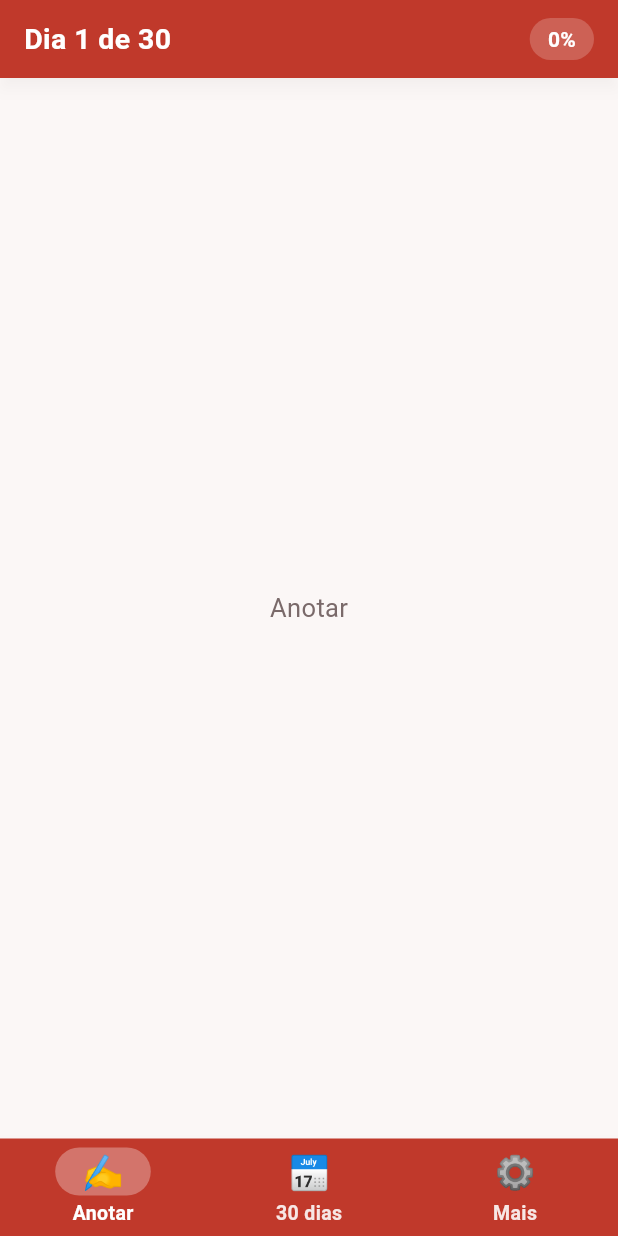
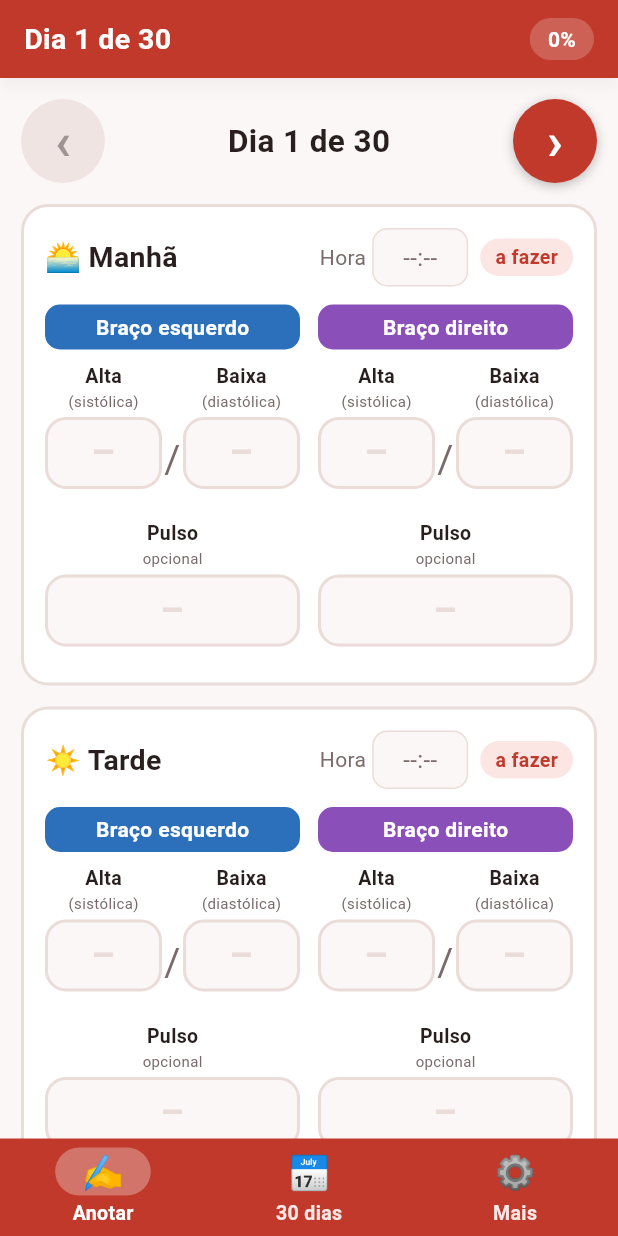
Before and after one commit to danielcsouza/afericao-pressao-app, a Flutter app: the Shell screen opened directly, on a phone screen of 412 x 824 dp. Run offline on Flutter 3.47's test engine with Material 3 defaults, Android fonts, the phone set to English and light mode, and no system bars; our stand-ins replace flutter_riverpod, shared_preferences; accounts and stored records are empty.

Commit message:
Aba Anotar: navegação por dia, cartões de período e digitação inteligente

```diff
--- a/lib/domain/models.dart
+++ b/lib/domain/models.dart
@@ -45,19 +45,28 @@ class Reading {
 
 /// Anotação de um período de um dia: hora opcional e uma medição por braço.
 class Entry {
-  const Entry({this.time = '', this.left = const Reading(), this.right = const Reading()});
+  const Entry({
+    this.time = '',
+    this.left = const Reading(),
+    this.right = const Reading(),
+  });
   final String time;
   final Reading left;
   final Reading right;
 
   Reading arm(Arm a) => a == Arm.left ? left : right;
 
-  Entry withArm(Arm a, Reading r) =>
-      a == Arm.left ? Entry(time: time, left: r, right: right) : Entry(time: time, left: left, right: r);
+  Entry withArm(Arm a, Reading r) => a == Arm.left
+      ? Entry(time: time, left: r, right: right)
+      : Entry(time: time, left: left, right: r);
 
   Entry withTime(String t) => Entry(time: t, left: left, right: right);
 
-  Map<String, dynamic> toJson() => {'t': time, 'L': left.toJson(), 'R': right.toJson()};
+  Map<String, dynamic> toJson() => {
+    't': time,
+    'L': left.toJson(),
+    'R': right.toJson(),
+  };
 
   factory Entry.fromJson(Object? j) {
     if (j is! Map) return const Entry();
@@ -120,7 +129,8 @@ class Config {
   int get perDay => periods.length * activeArms.length;
   int get totalSlots => days * perDay;
 
-  ReminderConfig reminder(Period p) => reminders[p] ?? ReminderConfig(time: p.defaultTime);
+  ReminderConfig reminder(Period p) =>
+      reminders[p] ?? ReminderConfig(time: p.defaultTime);
 
   Config copyWith({
     int? days,
@@ -129,8 +139,7 @@ class Config {
     List<Period>? periods,
     bool? remindersOn,
     Map<Period, ReminderConfig>? reminders,
-  }) =>
-      Config(
+  }) => Config(
     days: (days ?? this.days).clamp(minDays, maxDays),
     arms: arms ?? this.arms,
     pulse: pulse ?? this.pulse,
@@ -145,25 +154,38 @@ class Config {
     'pulse': pulse,
     'periods': periods.map((p) => p.name).toList(),
     'remindersOn': remindersOn,
-        'reminders': {for (final e in reminders.entries) e.key.name: e.value.toJson()},
+    'reminders': {
+      for (final e in reminders.entries) e.key.name: e.value.toJson(),
+    },
   };
 
   factory Config.fromJson(Object? j) {
     if (j is! Map) return const Config();
     final periods = <Period>[
       for (final p in Period.values)
-        if ((j['periods'] is List ? (j['periods'] as List) : const ['m', 't', 'n']).contains(p.name)) p,
+        if ((j['periods'] is List
+                ? (j['periods'] as List)
+                : const ['m', 't', 'n'])
+            .contains(p.name))
+          p,
     ];
     final rem = j['reminders'];
     return Config(
-      days: ((j['days'] is int ? j['days'] as int : 30)).clamp(minDays, maxDays),
-      arms: ArmsMode.values.firstWhere((a) => a.name == j['arms'], orElse: () => ArmsMode.both),
+      days: ((j['days'] is int ? j['days'] as int : 30)).clamp(
+        minDays,
+        maxDays,
+      ),
+      arms: ArmsMode.values.firstWhere(
+        (a) => a.name == j['arms'],
+        orElse: () => ArmsMode.both,
+      ),
       pulse: j['pulse'] != false,
       periods: periods.isEmpty ? const [Period.m, Period.t, Period.n] : periods,
       remindersOn: j['remindersOn'] == true,
       reminders: {
         for (final p in Period.values)
-          if (rem is Map && rem[p.name] != null) p: ReminderConfig.fromJson(rem[p.name], p.defaultTime),
+          if (rem is Map && rem[p.name] != null)
+            p: ReminderConfig.fromJson(rem[p.name], p.defaultTime),
       },
     );
   }
@@ -203,8 +225,13 @@ class Notebook {
     return copyWith(data: next);
   }
 
-  Notebook copyWith({String? name, String? start, bool? configured, Config? config, Map<int, Map<Period, Entry>>? data}) =>
-      Notebook(
+  Notebook copyWith({
+    String? name,
+    String? start,
+    bool? configured,
+    Config? config,
+    Map<int, Map<Period, Entry>>? data,
+  }) => Notebook(
     name: name ?? this.name,
     start: start ?? this.start,
     configured: configured ?? this.configured,
@@ -219,7 +246,9 @@ class Notebook {
     'config': config.toJson(),
     'data': {
       for (final d in data.entries)
-            '${d.key}': {for (final e in d.value.entries) e.key.name: e.value.toJson()},
+        '${d.key}': {
+          for (final e in d.value.entries) e.key.name: e.value.toJson(),
+        },
     },
   };
 
--- /dev/null
+++ b/lib/ui/anotar_tab.dart
@@ -0,0 +1,534 @@
+import 'package:flutter/material.dart';
+import 'package:flutter_riverpod/flutter_riverpod.dart';
+import 'package:intl/intl.dart';
+
+import '../app/providers.dart';
+import '../domain/dates.dart';
+import '../domain/input.dart';
+import '../domain/models.dart';
+import 'theme.dart';
+
+/// Aba Anotar: navegação por dia e um cartão por período ativo.
+class AnotarTab extends ConsumerWidget {
+  const AnotarTab({super.key});
+
+  @override
+  Widget build(BuildContext context, WidgetRef ref) {
+    final c = context.colors;
+    final nb = ref.watch(notebookProvider);
+    final days = nb.config.days;
+    final day = ref.watch(selectedDayProvider).clamp(0, days - 1);
+    final today = todayIndex(nb.start);
+    final first = nb.name.split(' ').first;
+    final date = dateOf(nb.start, day);
+
+    void go(int i) =>
+        ref.read(selectedDayProvider.notifier).set(i.clamp(0, days - 1));
+
+    return ListView(
+      padding: const EdgeInsets.fromLTRB(14, 14, 14, 24),
+      children: [
+        if (first.isNotEmpty)
+          Padding(
+            padding: const EdgeInsets.only(bottom: 12),
+            child: Text(
+              'Olá, $first! 👋',
+              textAlign: TextAlign.center,
+              style: const TextStyle(fontSize: 19, fontWeight: FontWeight.w700),
+            ),
+          ),
+        Row(
+          children: [
+            _RoundButton('‹', onTap: day > 0 ? () => go(day - 1) : null),
+            Expanded(
+              child: Column(
+                children: [
+                  Text(
+                    'Dia ${day + 1} de $days',
+                    style: const TextStyle(
+                      fontSize: 21,
+                      fontWeight: FontWeight.w700,
+                    ),
+                  ),
+                  if (date != null)
+                    Text(
+                      _longDate(date),
+                      textAlign: TextAlign.center,
+                      style: TextStyle(fontSize: 15, color: c.muted),
+                    ),
+                ],
+              ),
+            ),
+            _RoundButton('›', onTap: day < days - 1 ? () => go(day + 1) : null),
+          ],
+        ),
+        if (today != null && today >= 0 && today < days && today != day)
+          Padding(
+            padding: const EdgeInsets.only(top: 10),
+            child: Center(
+              child: InkWell(
+                borderRadius: BorderRadius.circular(99),
+                onTap: () => go(today),
+                child: Container(
+                  padding: const EdgeInsets.symmetric(
+                    horizontal: 14,
+                    vertical: 6,
+                  ),
+                  decoration: BoxDecoration(
+                    color: c.card,
+                    border: Border.all(color: c.line),
+                    borderRadius: BorderRadius.circular(99),
+                  ),
+                  child: Text(
+                    'Ir para hoje (dia ${today + 1})',
+                    style: TextStyle(
+                      fontSize: 14,
+                      fontWeight: FontWeight.w600,
+                      color: c.muted,
+                    ),
+                  ),
+                ),
+              ),
+            ),
+          ),
+        const SizedBox(height: 14),
+        for (final p in nb.config.periods)
+          _PeriodCard(key: ValueKey('$day-${p.name}'), day: day, period: p),
+        Text(
+          'Digite como falamos: 13 e 8. Salva automaticamente neste aparelho.',
+          textAlign: TextAlign.center,
+          style: TextStyle(fontSize: 13, color: c.muted),
+        ),
+      ],
+    );
+  }
+
+  static String _longDate(DateTime d) {
+    final s = DateFormat("EEEE, d 'de' MMMM", 'pt_BR').format(d);
+    return s[0].toUpperCase() + s.substring(1);
+  }
+}
+
+class _RoundButton extends StatefulWidget {
+  const _RoundButton(this.label, {required this.onTap});
+  final String label;
+  final VoidCallback? onTap;
+
+  @override
+  State<_RoundButton> createState() => _RoundButtonState();
+}
+
+class _RoundButtonState extends State<_RoundButton> {
+  bool _down = false;
+
+  @override
+  Widget build(BuildContext context) {
+    final c = context.colors;
+    final enabled = widget.onTap != null;
+    return GestureDetector(
+      onTapDown: enabled ? (_) => setState(() => _down = true) : null,
+      onTapUp: enabled ? (_) => setState(() => _down = false) : null,
+      onTapCancel: () => setState(() => _down = false),
+      onTap: widget.onTap,
+      child: AnimatedScale(
+        scale: _down ? .94 : 1,
+        duration: const Duration(milliseconds: 100),
+        child: Opacity(
+          opacity: enabled ? 1 : .7,
+          child: Container(
+            width: 56,
+            height: 56,
+            alignment: Alignment.center,
+            decoration: BoxDecoration(
+              shape: BoxShape.circle,
+              color: enabled ? c.headerColor : c.line,
+              boxShadow: enabled
+                  ? [
+                      BoxShadow(
+                        color: Colors.black.withValues(alpha: .25),
+                        blurRadius: 6,
+                        offset: const Offset(0, 2),
+                      ),
+                    ]
+                  : null,
+            ),
+            child: Text(
+              widget.label,
+              style: TextStyle(
+                fontSize: 34,
+                height: 1,
+                fontWeight: FontWeight.w700,
+                color: enabled ? AppColors.brandInk : c.muted,
+              ),
+            ),
+          ),
+        ),
+      ),
+    );
+  }
+}
+
+class _PeriodCard extends ConsumerStatefulWidget {
+  const _PeriodCard({super.key, required this.day, required this.period});
+  final int day;
+  final Period period;
+
+  @override
+  ConsumerState<_PeriodCard> createState() => _PeriodCardState();
+}
+
+class _PeriodCardState extends ConsumerState<_PeriodCard> {
+  static const _fields = ['s', 'd', 'p'];
+
+  final _ctrl = <String, TextEditingController>{};
+  final _focus = <String, FocusNode>{};
+  final _last = <String, String>{};
+
+  String _key(Arm a, String f) => '${a.id}$f';
+
+  @override
+  void initState() {
+    super.initState();
+    for (final a in Arm.values) {
+      for (final f in _fields) {
+        _ctrl[_key(a, f)] = TextEditingController();
+        _focus[_key(a, f)] = FocusNode();
+      }
+    }
+    _sync(ref.read(notebookProvider).entry(widget.day, widget.period));
+    // Mantém os campos em dia quando o cartão é limpo ou o valor muda por fora.
+    ref.listenManual(
+      notebookProvider.select((n) => n.entry(widget.day, widget.period)),
+      (_, e) => _sync(e),
+    );
+  }
+
+  @override
+  void dispose() {
+    for (final c in _ctrl.values) {
+      c.dispose();
+    }
+    for (final f in _focus.values) {
+      f.dispose();
+    }
+    super.dispose();
+  }
+
+  void _sync(Entry e) {
+    for (final a in Arm.values) {
+      final r = e.arm(a);
+      _setText(_key(a, 's'), r.s);
+      _setText(_key(a, 'd'), r.d);
+      _setText(_key(a, 'p'), r.p);
+    }
+  }
+
+  void _setText(String key, String v) {
+    _last[key] = v;
+    final c = _ctrl[key]!;
+    if (c.text != v) {
+      c.value = TextEditingValue(
+        text: v,
+        selection: TextSelection.collapsed(offset: v.length),
+      );
+    }
+  }
+
+  Entry get _entry =>
+      ref.read(notebookProvider).entry(widget.day, widget.period);
+
+  void _onChanged(Arm arm, String f, String raw) {
+    final key = _key(arm, f);
+    final r = _entry.arm(arm);
+    final ch = applyInput(
+      field: f,
+      raw: raw,
+      currentSystolic: r.s,
+      inserting: raw.length >= (_last[key] ?? '').length,
+      diastolicEmpty: r.d.isEmpty,
+    );
+    _setText(key, ch.value);
+    if (ch.systolic != null) _setText(_key(arm, 's'), ch.systolic!);
+    final next = switch (f) {
+      's' => r.copyWith(s: ch.value),
+      'd' => r.copyWith(d: ch.value, s: ch.systolic ?? r.s),
+      _ => r.copyWith(p: ch.value),
+    };
+    ref
+        .read(notebookProvider.notifier)
+        .setEntry(widget.day, widget.period, _entry.withArm(arm, next));
+    if (ch.jumpToDiastolic) _focus[_key(arm, 'd')]!.requestFocus();
+  }
+
+  Future<void> _pickTime() async {
+    final cur = _entry.time.split(':');
+    final initial = cur.length == 2
+        ? TimeOfDay(
+            hour: int.tryParse(cur[0]) ?? 8,
+            minute: int.tryParse(cur[1]) ?? 0,
+          )
+        : TimeOfDay.now();
+    final t = await showTimePicker(
+      context: context,
+      initialTime: initial,
+      builder: (ctx, child) => MediaQuery(
+        data: MediaQuery.of(ctx).copyWith(alwaysUse24HourFormat: true),
+        child: child!,
+      ),
+    );
+    if (t == null) return;
+    final s =
+        '${t.hour.toString().padLeft(2, '0')}:${t.minute.toString().padLeft(2, '0')}';
+    ref
+        .read(notebookProvider.notifier)
+        .setEntry(widget.day, widget.period, _entry.withTime(s));
+  }
+
+  Future<void> _confirmClear() async {
+    final label = widget.period.label.toLowerCase();
+    final ok = await showDialog<bool>(
+      context: context,
+      builder: (ctx) => AlertDialog(
+        title: Text('Limpar registros da $label?'),
+        content: const Text(
+          'Os valores deste período, neste dia, serão apagados.',
+        ),
+        actions: [
+          TextButton(
+            onPressed: () => Navigator.pop(ctx, false),
+            child: const Text('Cancelar'),
+          ),
+          TextButton(
+            onPressed: () => Navigator.pop(ctx, true),
+            child: const Text('Limpar'),
+          ),
+        ],
+      ),
+    );
+    if (ok == true) {
+      ref
+          .read(notebookProvider.notifier)
+          .clearPeriod(widget.day, widget.period);
+    }
+  }
+
+  @override
+  Widget build(BuildContext context) {
+    final c = context.colors;
+    final nb = ref.watch(notebookProvider);
+    final rules = ref.watch(rulesProvider);
+    final cfg = nb.config;
+    final e = nb.entry(widget.day, widget.period);
+    final done = rules.periodDone(widget.day, widget.period);
+    final complete = rules.periodComplete(widget.day, widget.period);
+
+    final (badge, badgeFg, badgeBg, border) = complete
+        ? ('✓ completo', c.ok, c.okSoft, c.ok)
+        : done > 0
+        ? ('falta 1 braço', c.warn, c.warnSoft, c.warn)
+        : ('a fazer', c.brand, c.brandSoft, c.line);
+
+    return Container(
+      margin: const EdgeInsets.only(bottom: 14),
+      padding: const EdgeInsets.all(14),
+      decoration: BoxDecoration(
+        color: c.card,
+        border: Border.all(color: border, width: 2),
+        borderRadius: BorderRadius.circular(cardRadius),
+      ),
+      child: Column(
+        crossAxisAlignment: CrossAxisAlignment.stretch,
+        children: [
+          Row(
+            children: [
+              Expanded(
+                child: Text(
+                  '${widget.period.icon} ${widget.period.label}',
+                  maxLines: 1,
+                  overflow: TextOverflow.ellipsis,
+                  style: const TextStyle(
+                    fontSize: 19,
+                    fontWeight: FontWeight.w700,
+                  ),
+                ),
+              ),
+              Text('Hora', style: TextStyle(fontSize: 14, color: c.muted)),
+              const SizedBox(width: 4),
+              InkWell(
+                borderRadius: BorderRadius.circular(10),
+                onTap: _pickTime,
+                child: Container(
+                  width: 64,
+                  padding: const EdgeInsets.symmetric(vertical: 7),
+                  alignment: Alignment.center,
+                  decoration: BoxDecoration(
+                    color: c.bg,
+                    border: Border.all(color: c.line),
+                    borderRadius: BorderRadius.circular(10),
+                  ),
+                  child: Text(
+                    e.time.isEmpty ? '--:--' : e.time,
+                    style: TextStyle(
+                      fontSize: 16,
+                      color: e.time.isEmpty ? c.muted : c.ink,
+                    ),
+                  ),
+                ),
+              ),
+              const SizedBox(width: 8),
+              Container(
+                padding: const EdgeInsets.symmetric(
+                  horizontal: 10,
+                  vertical: 3,
+                ),
+                decoration: BoxDecoration(
+                  color: badgeBg,
+                  borderRadius: BorderRadius.circular(99),
+                ),
+                child: Text(
+                  badge,
+                  style: TextStyle(
+                    fontSize: 13,
+                    fontWeight: FontWeight.w700,
+                    color: badgeFg,
+                  ),
+                ),
+              ),
+            ],
+          ),
+          const SizedBox(height: 12),
+          Row(
+            crossAxisAlignment: CrossAxisAlignment.start,
+            spacing: 12,
+            children: [
+              for (final a in cfg.activeArms)
+                Expanded(child: _armColumn(c, a, cfg.pulse)),
+            ],
+          ),
+          if (rules.periodHasData(widget.day, widget.period))
+            Align(
+              alignment: Alignment.centerRight,
+              child: Padding(
+                padding: const EdgeInsets.only(top: 12),
+                child: InkWell(
+                  borderRadius: BorderRadius.circular(99),
+                  onTap: _confirmClear,
+                  child: Container(
+                    padding: const EdgeInsets.symmetric(
+                      horizontal: 14,
+                      vertical: 7,
+                    ),
+                    decoration: BoxDecoration(
+                      border: Border.all(color: c.line),
+                      borderRadius: BorderRadius.circular(99),
+                    ),
+                    child: Text(
+                      '🗑️ Limpar registros da ${widget.period.label.toLowerCase()}',
+                      style: TextStyle(
+                        fontSize: 13,
+                        fontWeight: FontWeight.w600,
+                        color: c.muted,
+                      ),
+                    ),
+                  ),
+                ),
+              ),
+            ),
+        ],
+      ),
+    );
+  }
+
+  Widget _armColumn(AppColors c, Arm a, bool pulse) {
+    final color = a == Arm.left ? c.left : c.right;
+    return Column(
+      crossAxisAlignment: CrossAxisAlignment.stretch,
+      children: [
+        Container(
+          padding: const EdgeInsets.symmetric(vertical: 5),
+          alignment: Alignment.center,
+          decoration: BoxDecoration(
+            color: color,
+            borderRadius: BorderRadius.circular(10),
+          ),
+          child: Text(
+            'Braço ${a.label.toLowerCase()}',
+            style: const TextStyle(
+              color: Colors.white,
+              fontSize: 14,
+              fontWeight: FontWeight.w700,
+            ),
+          ),
+        ),
+        const SizedBox(height: 8),
+        Row(
+          children: [
+            Expanded(child: _legend(c, 'Alta', '(sistólica)')),
+            const SizedBox(width: 14),
+            Expanded(child: _legend(c, 'Baixa', '(diastólica)')),
+          ],
+        ),
+        const SizedBox(height: 4),
+        Row(
+          children: [
+            Expanded(child: _numField(c, a, 's')),
+            SizedBox(
+              width: 14,
+              child: Text(
+                '/',
+                textAlign: TextAlign.center,
+                style: TextStyle(fontSize: 26, color: c.muted),
+              ),
+            ),
+            Expanded(child: _numField(c, a, 'd')),
+          ],
+        ),
+        if (pulse) ...[
+          const SizedBox(height: 10),
+          _legend(c, 'Pulso', 'opcional'),
+          const SizedBox(height: 4),
+          _numField(c, a, 'p'),
+        ],
+      ],
+    );
+  }
+
+  Widget _legend(AppColors c, String title, String sub) => Column(
+    children: [
+      Text(
+        title,
+        style: const TextStyle(fontSize: 13, fontWeight: FontWeight.w700),
+      ),
+      Text(sub, style: TextStyle(fontSize: 10, color: c.muted)),
+    ],
+  );
+
+  Widget _numField(AppColors c, Arm a, String f) {
+    OutlineInputBorder border(Color color) => OutlineInputBorder(
+      borderRadius: BorderRadius.circular(14),
+      borderSide: BorderSide(color: color, width: 2),
+    );
+    return SizedBox(
+      height: 58,
+      child: TextField(
+        controller: _ctrl[_key(a, f)],
+        focusNode: _focus[_key(a, f)],
+        keyboardType: const TextInputType.numberWithOptions(decimal: true),
+        textAlign: TextAlign.center,
+        style: const TextStyle(fontSize: 25, fontWeight: FontWeight.w700),
+        onChanged: (v) => _onChanged(a, f, v),
+        decoration: InputDecoration(
+          hintText: '–',
+          hintStyle: TextStyle(color: c.line, fontWeight: FontWeight.w700),
+          filled: true,
+          fillColor: WidgetStateColor.resolveWith(
+            (s) => s.contains(WidgetState.focused) ? c.card : c.bg,
+          ),
+          contentPadding: EdgeInsets.zero,
+          enabledBorder: border(c.line),
+          focusedBorder: border(c.headerColor),
+        ),
+      ),
+    );
+  }
+}
--- a/lib/ui/shell.dart
+++ b/lib/ui/shell.dart
@@ -3,6 +3,7 @@ import 'package:flutter/services.dart';
 import 'package:flutter_riverpod/flutter_riverpod.dart';
 
 import '../app/providers.dart';
+import 'anotar_tab.dart';
 import 'theme.dart';
 
 /// Cabeçalho fixo, conteúdo da aba e barra inferior (Adendo B do plano).
@@ -39,7 +40,7 @@ class Shell extends ConsumerWidget {
                   child: IndexedStack(
                     index: tab,
                     children: const [
-                      _TabPlaceholder('Anotar'),
+                      AnotarTab(),
                       _TabPlaceholder('Resumo'),
                       _TabPlaceholder('Mais'),
                     ],
@@ -47,7 +48,10 @@ class Shell extends ConsumerWidget {
                 ),
               ),
             ),
-            _BottomBar(index: tab, middleLabel: '$days ${days == 1 ? 'dia' : 'dias'}'),
+            _BottomBar(
+              index: tab,
+              middleLabel: '$days ${days == 1 ? 'dia' : 'dias'}',
+            ),
           ],
         ),
       ),
@@ -78,18 +82,29 @@ class _Header extends StatelessWidget {
                   title,
                   maxLines: 1,
                   overflow: TextOverflow.ellipsis,
-                  style: const TextStyle(color: AppColors.brandInk, fontSize: 19, fontWeight: FontWeight.w700),
+                  style: const TextStyle(
+                    color: AppColors.brandInk,
+                    fontSize: 19,
+                    fontWeight: FontWeight.w700,
+                  ),
                 ),
               ),
               Container(
-                padding: const EdgeInsets.symmetric(horizontal: 12, vertical: 4),
+                padding: const EdgeInsets.symmetric(
+                  horizontal: 12,
+                  vertical: 4,
+                ),
                 decoration: BoxDecoration(
                   color: Colors.white.withValues(alpha: .2),
                   borderRadius: BorderRadius.circular(99),
                 ),
                 child: Text(
                   '$percent%',
-                  style: const TextStyle(color: AppColors.brandInk, fontSize: 14, fontWeight: FontWeight.w600),
+                  style: const TextStyle(
+                    color: AppColors.brandInk,
+                    fontSize: 14,
+                    fontWeight: FontWeight.w600,
+                  ),
                 ),
               ),
             ],
@@ -108,11 +123,7 @@ class _BottomBar extends ConsumerWidget {
   @override
   Widget build(BuildContext context, WidgetRef ref) {
     final c = context.colors;
-    final items = [
-      ('✍️', 'Anotar'),
-      ('📅', middleLabel),
-      ('⚙️', 'Mais'),
-    ];
+    final items = [('✍️', 'Anotar'), ('📅', middleLabel), ('⚙️', 'Mais')];
     return Material(
       color: c.headerColor,
       elevation: 8,
@@ -131,12 +142,20 @@ class _BottomBar extends ConsumerWidget {
                       mainAxisSize: MainAxisSize.min,
                       children: [
                         Container(
-                          padding: const EdgeInsets.symmetric(horizontal: 18, vertical: 3),
+                          padding: const EdgeInsets.symmetric(
+                            horizontal: 18,
+                            vertical: 3,
+                          ),
                           decoration: BoxDecoration(
-                            color: i == index ? Colors.white.withValues(alpha: .3) : Colors.transparent,
+                            color: i == index
+                                ? Colors.white.withValues(alpha: .3)
+                                : Colors.transparent,
                             borderRadius: BorderRadius.circular(99),
                           ),
-                          child: Text(items[i].$1, style: const TextStyle(fontSize: 22, height: 1.2)),
+                          child: Text(
+                            items[i].$1,
+                            style: const TextStyle(fontSize: 22, height: 1.2),
+                          ),
                         ),
                         const SizedBox(height: 2),
                         Text(
@@ -144,7 +163,9 @@ class _BottomBar extends ConsumerWidget {
                           style: TextStyle(
                             fontSize: 13,
                             fontWeight: FontWeight.w600,
-                            color: Colors.white.withValues(alpha: i == index ? 1 : .88),
+                            color: Colors.white.withValues(
+                              alpha: i == index ? 1 : .88,
+                            ),
                           ),
                         ),
                       ],
@@ -164,6 +185,10 @@ class _TabPlaceholder extends StatelessWidget {
   final String name;
 
   @override
-  Widget build(BuildContext context) =>
-      Center(child: Text(name, style: TextStyle(color: context.colors.muted, fontSize: 17)));
+  Widget build(BuildContext context) => Center(
+    child: Text(
+      name,
+      style: TextStyle(color: context.colors.muted, fontSize: 17),
+    ),
+  );
 }
```
Also changed, not shown: lib/app/providers.dart (+23 -11 lines), lib/data/storage.dart (+6 -2 lines), lib/domain/input.dart (+12 -3 lines), lib/domain/rules.dart (+11 -5 lines), lib/main.dart (+6 -4 lines), lib/ui/theme.dart (+11 -3 lines), 5 other files. Lines whose indentation alone changed are shown as unchanged.
